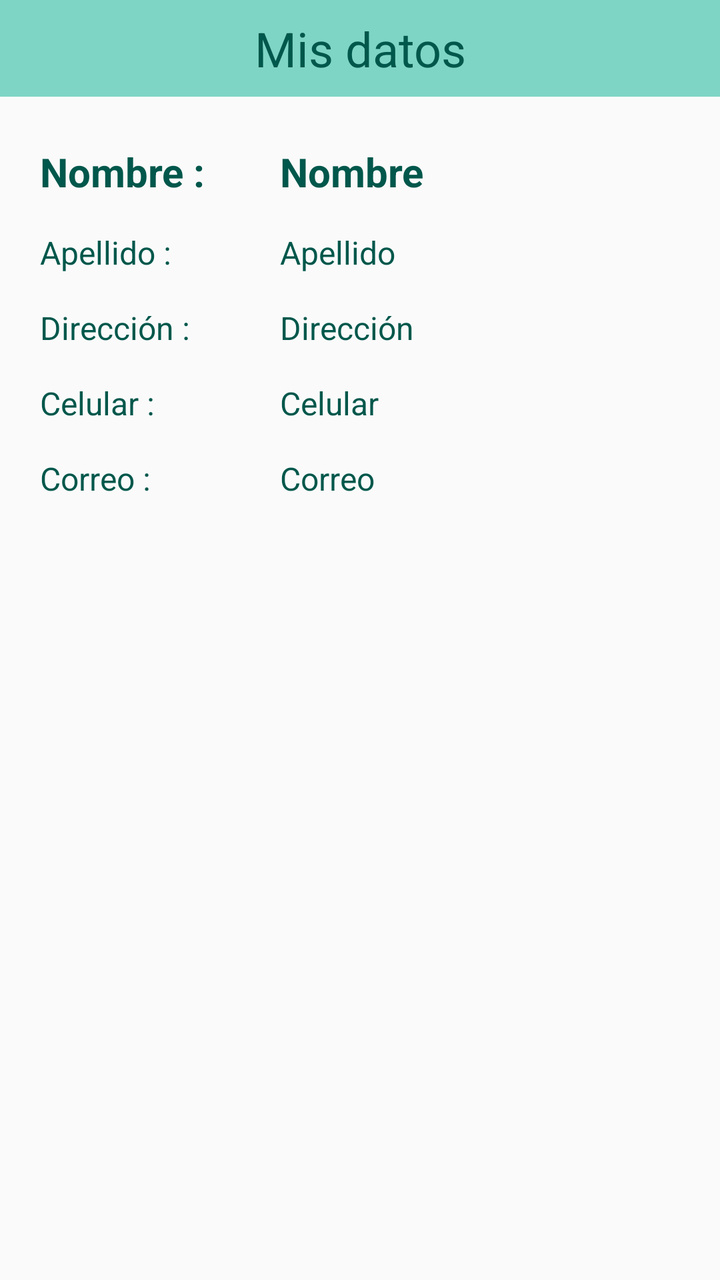
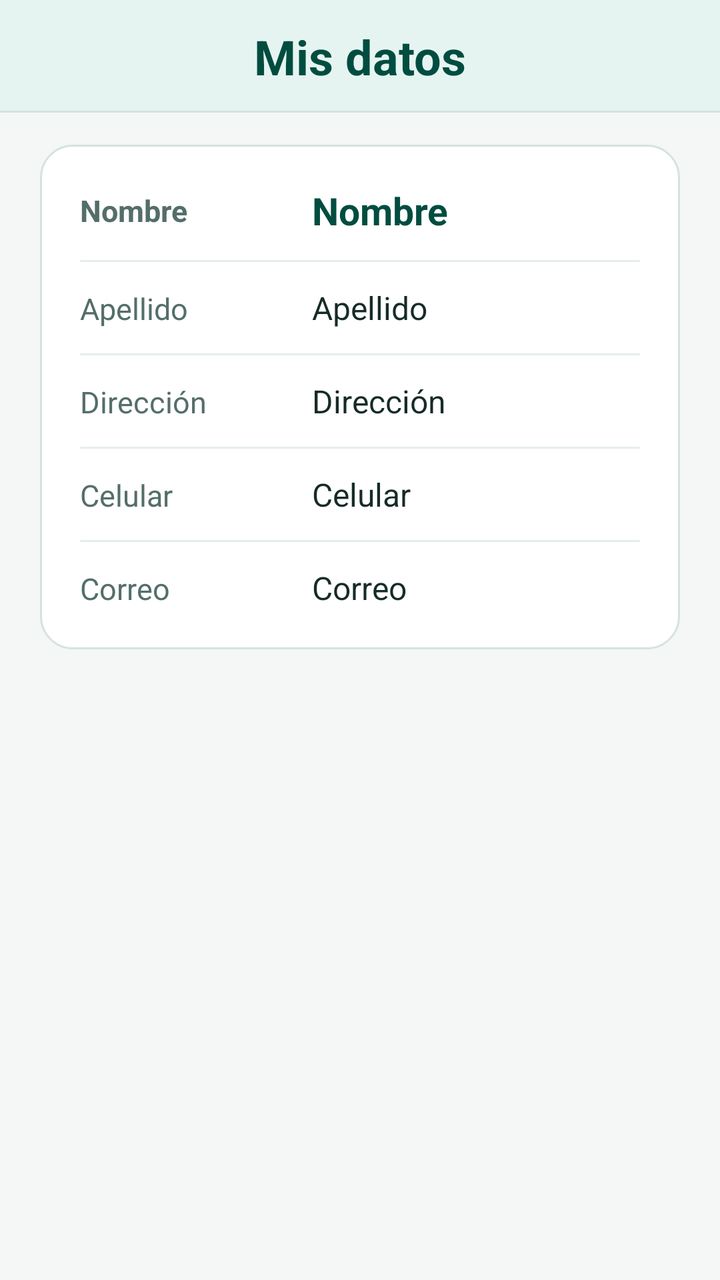

Two renders of the same Android screen: before a commit and after it. Below are the layout's source before the change and the commit's diff.
<!-- AndroidManifest.xml: application theme AppTheme -->
<!-- res/layout/fragment_fragmento_secretaria_perfil.xml -->
<?xml version="1.0" encoding="utf-8"?>
<LinearLayout xmlns:android="http://schemas.android.com/apk/res/android"
    xmlns:app="http://schemas.android.com/apk/res-auto"
    xmlns:tools="http://schemas.android.com/tools"
    android:layout_width="match_parent"
    android:layout_height="match_parent"
    android:orientation="vertical"
    tools:context=".fragmento_secretaria.fragmento_secretaria_perfil">

    <TextView
        android:id="@+id/textView17"
        android:layout_width="match_parent"
        android:layout_height="wrap_content"
        android:background="#7FD5C5"
        android:gravity="center_horizontal"
        android:paddingVertical="8dp"
        android:text="Mis datos"
        android:textColor="@color/colorPrimaryDark"
        android:textSize="@dimen/header_text_size" />

    <ScrollView
        android:layout_width="match_parent"
        android:layout_height="0dp"
        android:layout_weight="1"
        android:fillViewport="true">

        <androidx.constraintlayout.widget.ConstraintLayout
            android:layout_width="match_parent"
            android:layout_height="wrap_content"
            android:paddingStart="@dimen/screen_padding_horizontal"
            android:paddingTop="@dimen/screen_padding_vertical"
            android:paddingEnd="@dimen/screen_padding_horizontal"
            android:paddingBottom="@dimen/screen_padding_vertical">

            <LinearLayout
                android:layout_width="0dp"
                android:layout_height="wrap_content"
                android:orientation="vertical"
                app:layout_constraintEnd_toEndOf="parent"
                app:layout_constraintStart_toStartOf="parent"
                app:layout_constraintTop_toTopOf="parent"
                app:layout_constraintWidth_max="@dimen/content_max_width">

                <LinearLayout
                    android:layout_width="match_parent"
                    android:layout_height="wrap_content"
                    android:layout_marginTop="8dp"
                    android:orientation="horizontal">

                    <TextView
                        android:id="@+id/s_nombre_"
                        android:layout_width="120dp"
                        android:layout_height="wrap_content"
                        android:text="Nombre :"
                        android:textColor="@color/colorPrimaryDark"
                        android:textSize="20sp"
                        android:textStyle="bold" />

                    <TextView
                        android:id="@+id/s_nombre"
                        android:layout_width="0dp"
                        android:layout_height="wrap_content"
                        android:layout_weight="1"
                        android:text="Nombre"
                        android:textColor="@color/colorPrimaryDark"
                        android:textSize="20sp"
                        android:textStyle="bold" />
                </LinearLayout>

                <LinearLayout
                    android:layout_width="match_parent"
                    android:layout_height="wrap_content"
                    android:layout_marginTop="@dimen/form_section_spacing"
                    android:orientation="horizontal">

                    <TextView
                        android:id="@+id/s_apellido_"
                        android:layout_width="120dp"
                        android:layout_height="wrap_content"
                        android:text="Apellido :"
                        android:textColor="@color/colorPrimaryDark"
                        android:textSize="@dimen/body_text_size" />

                    <TextView
                        android:id="@+id/s_apellido"
                        android:layout_width="0dp"
                        android:layout_height="wrap_content"
                        android:layout_weight="1"
                        android:text="Apellido"
                        android:textColor="@color/colorPrimaryDark"
                        android:textSize="@dimen/body_text_size" />
                </LinearLayout>

                <LinearLayout
                    android:layout_width="match_parent"
                    android:layout_height="wrap_content"
                    android:layout_marginTop="@dimen/form_section_spacing"
                    android:orientation="horizontal">

                    <TextView
                        android:id="@+id/s_direccion_"
                        android:layout_width="120dp"
                        android:layout_height="wrap_content"
                        android:text="Dirección :"
                        android:textColor="@color/colorPrimaryDark"
                        android:textSize="@dimen/body_text_size" />

                    <TextView
                        android:id="@+id/s_direccion"
                        android:layout_width="0dp"
                        android:layout_height="wrap_content"
                        android:layout_weight="1"
                        android:text="Dirección"
                        android:textColor="@color/colorPrimaryDark"
                        android:textSize="@dimen/body_text_size" />
                </LinearLayout>

                <LinearLayout
                    android:layout_width="match_parent"
                    android:layout_height="wrap_content"
                    android:layout_marginTop="@dimen/form_section_spacing"
                    android:orientation="horizontal">

                    <TextView
                        android:id="@+id/s_celular_"
                        android:layout_width="120dp"
                        android:layout_height="wrap_content"
                        android:text="Celular :"
                        android:textColor="@color/colorPrimaryDark"
                        android:textSize="@dimen/body_text_size" />

                    <TextView
                        android:id="@+id/s_celular"
                        android:layout_width="0dp"
                        android:layout_height="wrap_content"
                        android:layout_weight="1"
                        android:text="Celular"
                        android:textColor="@color/colorPrimaryDark"
                        android:textSize="@dimen/body_text_size" />
                </LinearLayout>

                <LinearLayout
                    android:layout_width="match_parent"
                    android:layout_height="wrap_content"
                    android:layout_marginTop="@dimen/form_section_spacing"
                    android:orientation="horizontal">

                    <TextView
                        android:id="@+id/s_correo_"
                        android:layout_width="120dp"
                        android:layout_height="wrap_content"
                        android:text="Correo :"
                        android:textColor="@color/colorPrimaryDark"
                        android:textSize="@dimen/body_text_size" />

                    <TextView
                        android:id="@+id/s_correo"
                        android:layout_width="0dp"
                        android:layout_height="wrap_content"
                        android:layout_weight="1"
                        android:text="Correo"
                        android:textColor="@color/colorPrimaryDark"
                        android:textSize="@dimen/body_text_size" />
                </LinearLayout>

            </LinearLayout>

        </androidx.constraintlayout.widget.ConstraintLayout>

    </ScrollView>

</LinearLayout>
<!-- resources referenced by this layout -->
<resources>
  <color name="colorPrimaryDark">#00574B</color>
  <dimen name="body_text_size">16sp</dimen>
  <dimen name="content_max_width">480dp</dimen>
  <dimen name="form_section_spacing">16dp</dimen>
  <dimen name="header_text_size">24sp</dimen>
  <dimen name="screen_padding_horizontal">20dp</dimen>
  <dimen name="screen_padding_vertical">16dp</dimen>
  <style name="AppTheme" parent="Theme.AppCompat.Light.DarkActionBar">
          
          <item name="colorPrimary">@color/colorPrimary</item>
          <item name="colorPrimaryDark">@color/colorPrimaryDark</item>
          <item name="colorAccent">@color/colorAccent</item>
      </style>
  <color name="colorPrimary">#8BD8D0</color>
  <color name="colorAccent">#D81B60</color>
</resources>

<!-- the commit's change to res/layout/fragment_fragmento_secretaria_perfil.xml (unified diff, before → after) -->
@@ -4,19 +4,14 @@
     xmlns:tools="http://schemas.android.com/tools"
     android:layout_width="match_parent"
     android:layout_height="match_parent"
+    android:background="@color/bgScreen"
     android:orientation="vertical"
     tools:context=".fragmento_secretaria.fragmento_secretaria_perfil">
 
     <TextView
         android:id="@+id/textView17"
-        android:layout_width="match_parent"
-        android:layout_height="wrap_content"
-        android:background="#7FD5C5"
-        android:gravity="center_horizontal"
-        android:paddingVertical="8dp"
-        android:text="Mis datos"
-        android:textColor="@color/colorPrimaryDark"
-        android:textSize="@dimen/header_text_size" />
+        style="@style/ComedorSectionHeader"
+        android:text="Mis datos" />
 
     <ScrollView
         android:layout_width="match_parent"
@@ -33,6 +28,7 @@
             android:paddingBottom="@dimen/screen_padding_vertical">
 
             <LinearLayout
+                style="@style/ComedorCard"
                 android:layout_width="0dp"
                 android:layout_height="wrap_content"
                 android:orientation="vertical"
@@ -44,16 +40,16 @@
                 <LinearLayout
                     android:layout_width="match_parent"
                     android:layout_height="wrap_content"
-                    android:layout_marginTop="8dp"
+                    android:gravity="center_vertical"
                     android:orientation="horizontal">
 
                     <TextView
                         android:id="@+id/s_nombre_"
-                        android:layout_width="120dp"
+                        android:layout_width="116dp"
                         android:layout_height="wrap_content"
-                        android:text="Nombre :"
-                        android:textColor="@color/colorPrimaryDark"
-                        android:textSize="20sp"
+                        android:text="Nombre"
+                        android:textColor="@color/textSecondary"
+                        android:textSize="15sp"
                         android:textStyle="bold" />
 
                     <TextView
@@ -63,23 +59,24 @@
                         android:layout_weight="1"
                         android:text="Nombre"
                         android:textColor="@color/colorPrimaryDark"
-                        android:textSize="20sp"
+                        android:textSize="19sp"
                         android:textStyle="bold" />
                 </LinearLayout>
+
+                <View style="@style/ComedorDivider" />
 
                 <LinearLayout
                     android:layout_width="match_parent"
                     android:layout_height="wrap_content"
-                    android:layout_marginTop="@dimen/form_section_spacing"
                     android:orientation="horizontal">
 
                     <TextView
                         android:id="@+id/s_apellido_"
-                        android:layout_width="120dp"
+                        android:layout_width="116dp"
                         android:layout_height="wrap_content"
-                        android:text="Apellido :"
-                        android:textColor="@color/colorPrimaryDark"
-                        android:textSize="@dimen/body_text_size" />
+                        android:text="Apellido"
+                        android:textColor="@color/textSecondary"
+                        android:textSize="15sp" />
 
                     <TextView
                         android:id="@+id/s_apellido"
@@ -87,23 +84,24 @@
                         android:layout_height="wrap_content"
                         android:layout_weight="1"
                         android:text="Apellido"
-                        android:textColor="@color/colorPrimaryDark"
+                        android:textColor="@color/textPrimary"
                         android:textSize="@dimen/body_text_size" />
                 </LinearLayout>
+
+                <View style="@style/ComedorDivider" />
 
                 <LinearLayout
                     android:layout_width="match_parent"
                     android:layout_height="wrap_content"
-                    android:layout_marginTop="@dimen/form_section_spacing"
                     android:orientation="horizontal">
 
                     <TextView
                         android:id="@+id/s_direccion_"
-                        android:layout_width="120dp"
+                        android:layout_width="116dp"
                         android:layout_height="wrap_content"
-                        android:text="Dirección :"
-                        android:textColor="@color/colorPrimaryDark"
-                        android:textSize="@dimen/body_text_size" />
+                        android:text="Dirección"
+                        android:textColor="@color/textSecondary"
+                        android:textSize="15sp" />
 
                     <TextView
                         android:id="@+id/s_direccion"
@@ -111,23 +109,24 @@
                         android:layout_height="wrap_content"
                         android:layout_weight="1"
                         android:text="Dirección"
-                        android:textColor="@color/colorPrimaryDark"
+                        android:textColor="@color/textPrimary"
                         android:textSize="@dimen/body_text_size" />
                 </LinearLayout>
+
+                <View style="@style/ComedorDivider" />
 
                 <LinearLayout
                     android:layout_width="match_parent"
                     android:layout_height="wrap_content"
-                    android:layout_marginTop="@dimen/form_section_spacing"
                     android:orientation="horizontal">
 
                     <TextView
                         android:id="@+id/s_celular_"
-                        android:layout_width="120dp"
+                        android:layout_width="116dp"
                         android:layout_height="wrap_content"
-                        android:text="Celular :"
-                        android:textColor="@color/colorPrimaryDark"
-                        android:textSize="@dimen/body_text_size" />
+                        android:text="Celular"
+                        android:textColor="@color/textSecondary"
+                        android:textSize="15sp" />
 
                     <TextView
                         android:id="@+id/s_celular"
@@ -135,23 +134,24 @@
                         android:layout_height="wrap_content"
                         android:layout_weight="1"
                         android:text="Celular"
-                        android:textColor="@color/colorPrimaryDark"
+                        android:textColor="@color/textPrimary"
                         android:textSize="@dimen/body_text_size" />
                 </LinearLayout>
+
+                <View style="@style/ComedorDivider" />
 
                 <LinearLayout
                     android:layout_width="match_parent"
                     android:layout_height="wrap_content"
-                    android:layout_marginTop="@dimen/form_section_spacing"
                     android:orientation="horizontal">
 
                     <TextView
                         android:id="@+id/s_correo_"
-                        android:layout_width="120dp"
+                        android:layout_width="116dp"
                         android:layout_height="wrap_content"
-                        android:text="Correo :"
-                        android:textColor="@color/colorPrimaryDark"
-                        android:textSize="@dimen/body_text_size" />
+                        android:text="Correo"
+                        android:textColor="@color/textSecondary"
+                        android:textSize="15sp" />
 
                     <TextView
                         android:id="@+id/s_correo"
@@ -159,7 +159,7 @@
                         android:layout_height="wrap_content"
                         android:layout_weight="1"
                         android:text="Correo"
-                        android:textColor="@color/colorPrimaryDark"
+                        android:textColor="@color/textPrimary"
                         android:textSize="@dimen/body_text_size" />
                 </LinearLayout>
 
<!-- resource entries referenced after the edit -->
@@ -1,19 +1,75 @@
 <!-- resources referenced by this layout -->
 <resources>
-  <color name="colorPrimaryDark">#00574B</color>
+  <color name="bgScreen">#F4F7F6</color>
+  <color name="colorPrimaryDark">#004D40</color>
+  <color name="textPrimary">#162B28</color>
+  <color name="textSecondary">#546E6A</color>
   <dimen name="body_text_size">16sp</dimen>
   <dimen name="content_max_width">480dp</dimen>
-  <dimen name="form_section_spacing">16dp</dimen>
   <dimen name="header_text_size">24sp</dimen>
   <dimen name="screen_padding_horizontal">20dp</dimen>
   <dimen name="screen_padding_vertical">16dp</dimen>
+  <style name="ComedorCard">
+          <item name="android:background">@drawable/bg_card</item>
+          <item name="android:padding">20dp</item>
+      </style>
+  <style name="ComedorDivider">
+          <item name="android:layout_width">match_parent</item>
+          <item name="android:layout_height">1dp</item>
+          <item name="android:layout_marginTop">12dp</item>
+          <item name="android:layout_marginBottom">12dp</item>
+          <item name="android:background">@color/dividerSoft</item>
+      </style>
+  <style name="ComedorSectionHeader">
+          <item name="android:layout_width">match_parent</item>
+          <item name="android:layout_height">wrap_content</item>
+          <item name="android:background">@drawable/bg_header_banner</item>
+          <item name="android:gravity">center_horizontal</item>
+          <item name="android:paddingTop">12dp</item>
+          <item name="android:paddingBottom">12dp</item>
+          <item name="android:paddingStart">16dp</item>
+          <item name="android:paddingEnd">16dp</item>
+          <item name="android:textColor">@color/colorPrimaryDark</item>
+          <item name="android:textSize">@dimen/header_text_size</item>
+          <item name="android:textStyle">bold</item>
+      </style>
   <style name="AppTheme" parent="Theme.AppCompat.Light.DarkActionBar">
-          
           <item name="colorPrimary">@color/colorPrimary</item>
           <item name="colorPrimaryDark">@color/colorPrimaryDark</item>
           <item name="colorAccent">@color/colorAccent</item>
+          <item name="android:windowBackground">@color/bgScreen</item>
+          <item name="android:textColorPrimary">@color/textPrimary</item>
+          <item name="android:textColorSecondary">@color/textSecondary</item>
       </style>
-  <color name="colorPrimary">#8BD8D0</color>
-  <color name="colorAccent">#D81B60</color>
+  <!-- drawable bg_card (drawable) -->
+  <?xml version="1.0" encoding="utf-8"?>
+  <shape xmlns:android="http://schemas.android.com/apk/res/android"
+      android:shape="rectangle">
+      <solid android:color="@color/bgCard" />
+      <corners android:radius="16dp" />
+      <stroke
+          android:width="1dp"
+          android:color="@color/borderCard" />
+  </shape>
+  <color name="dividerSoft">#E6EFED</color>
+  <!-- drawable bg_header_banner (drawable) -->
+  <?xml version="1.0" encoding="utf-8"?>
+  <layer-list xmlns:android="http://schemas.android.com/apk/res/android">
+      <item>
+          <shape android:shape="rectangle">
+              <solid android:color="@color/borderCard" />
+          </shape>
+      </item>
+      <item android:bottom="1dp">
+          <shape android:shape="rectangle">
+              <solid android:color="@color/bgSurfaceSoft" />
+          </shape>
+      </item>
+  </layer-list>
+  <color name="colorPrimary">#00695C</color>
+  <color name="colorAccent">#00897B</color>
+  <color name="bgCard">#FFFFFF</color>
+  <color name="borderCard">#D5E3E0</color>
+  <color name="bgSurfaceSoft">#E6F4F1</color>
 </resources>
 
